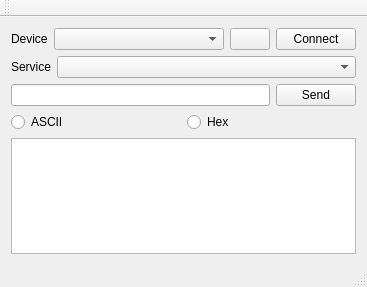
Before: the Qt Designer form mainwindow.ui in Gawhary/Qt-BLE-Tester, drawn with Qt 5.
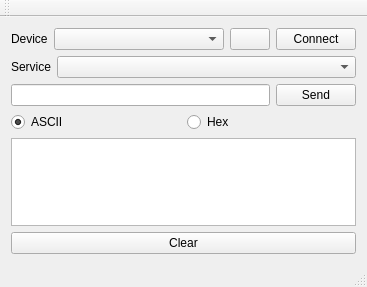
After: the same form once the commit is applied. Icons and pictures are not drawn.

Diff of the .ui file:
```diff
--- a/mainwindow.ui
+++ b/mainwindow.ui
@@ -88,6 +88,9 @@
         <property name="text">
          <string>ASCII</string>
         </property>
+        <property name="checked">
+         <bool>true</bool>
+        </property>
         <attribute name="buttonGroup">
          <string notr="true">buttonGroup</string>
         </attribute>
@@ -112,6 +115,13 @@
       </property>
      </widget>
     </item>
+    <item>
+     <widget class="QPushButton" name="pushButton">
+      <property name="text">
+       <string>Clear</string>
+      </property>
+     </widget>
+    </item>
    </layout>
   </widget>
   <widget class="QMenuBar" name="menuBar">
```
Left out of the diff: 27 changed lines with no effect on the pictures.
